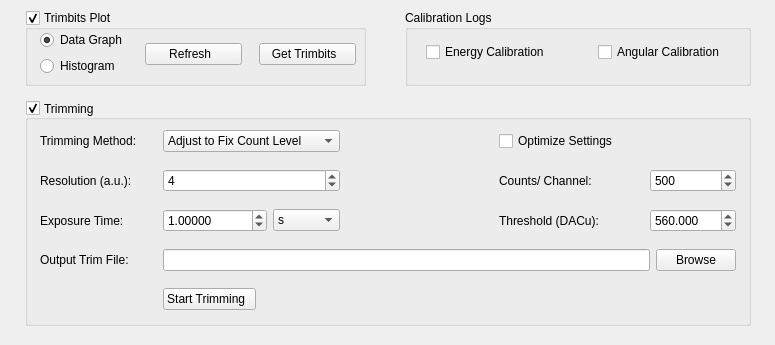
Above: slsDetectorGui/forms/form_tab_advanced.ui from slsdetectorgroup/slsDetectorPackage before the change. Below: the same form after it.
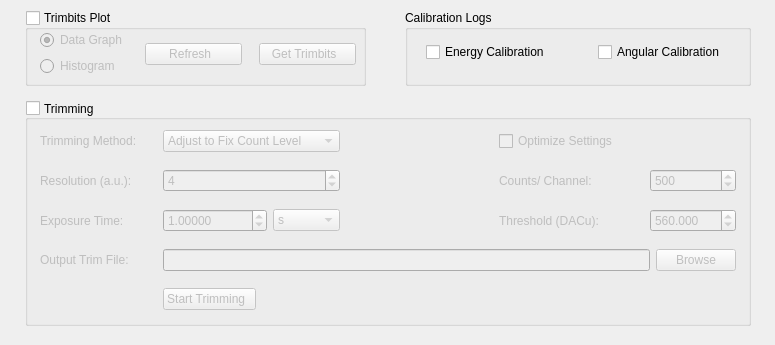
That is the form after the change. Icons and pictures are not drawn.

The edit to the form file:
```diff
--- a/slsDetectorGui/forms/form_tab_advanced.ui
+++ b/slsDetectorGui/forms/form_tab_advanced.ui
@@ -60,7 +60,7 @@
     <bool>true</bool>
    </property>
    <property name="checked">
-    <bool>true</bool>
+    <bool>false</bool>
    </property>
    <widget class="QWidget" name="gridLayoutWidget_3">
     <property name="geometry">
@@ -120,7 +120,7 @@
      <item row="3" column="2">
       <widget class="QDoubleSpinBox" name="spinExpTime">
        <property name="enabled">
-        <bool>true</bool>
+        <bool>false</bool>
        </property>
        <property name="sizePolicy">
         <sizepolicy hsizetype="Preferred" vsizetype="Fixed">
@@ -167,7 +167,7 @@
      <item row="3" column="3">
       <widget class="QComboBox" name="comboExpUnit">
        <property name="enabled">
-        <bool>true</bool>
+        <bool>false</bool>
        </property>
        <property name="sizePolicy">
         <sizepolicy hsizetype="Preferred" vsizetype="Fixed">
@@ -339,7 +339,7 @@
      <item row="3" column="7" colspan="2">
       <widget class="QDoubleSpinBox" name="spinThreshold">
        <property name="enabled">
-        <bool>true</bool>
+        <bool>false</bool>
        </property>
        <property name="sizePolicy">
         <sizepolicy hsizetype="Preferred" vsizetype="Fixed">
@@ -402,7 +402,7 @@
      <item row="0" column="5">
       <widget class="QCheckBox" name="chkOptimize">
        <property name="enabled">
-        <bool>true</bool>
+        <bool>false</bool>
        </property>
        <property name="sizePolicy">
         <sizepolicy hsizetype="Fixed" vsizetype="Fixed">
@@ -567,6 +567,9 @@
    <property name="checkable">
     <bool>true</bool>
    </property>
+   <property name="checked">
+    <bool>false</bool>
+   </property>
    <widget class="QWidget" name="horizontalLayoutWidget">
     <property name="geometry">
      <rect>
```
